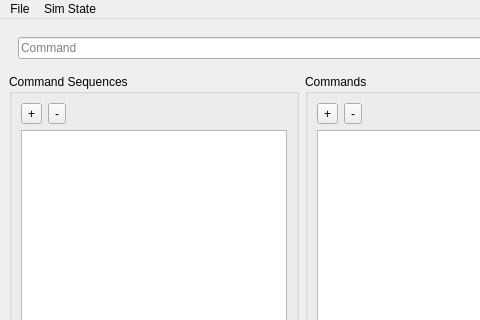
Above: ui/MissionPlanner/MPDesigner.ui from Timin8er/CosmicKSP before the change; both pictures show x 0 to 480 and y 0 to 320 of the 900 by 600 pixel window. Below: the same form after it.
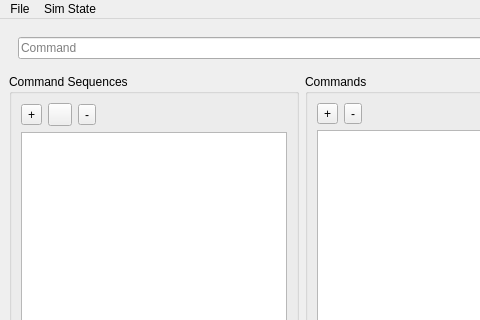
That is the form after the change. Icons and pictures are not drawn.

Commit message: sequences view is now a treeview with folders

Diff of the .ui file:
```diff
--- a/ui/MissionPlanner/MPDesigner.ui
+++ b/ui/MissionPlanner/MPDesigner.ui
@@ -71,6 +71,13 @@
              </property>
             </widget>
            </item>
+           <item>
+            <widget class="QToolButton" name="btnAddCSFolder">
+             <property name="text">
+              <string/>
+             </property>
+            </widget>
+           </item>
            <item>
             <widget class="QToolButton" name="btnRemoveCommandSequence">
              <property name="text">
@@ -98,7 +105,7 @@
           </layout>
          </item>
          <item>
-          <widget class="QListView" name="commandSequencesView"/>
+          <widget class="QTreeView" name="commandSequencesView"/>
          </item>
         </layout>
        </widget>
```
The commit also changes 6 other files.
